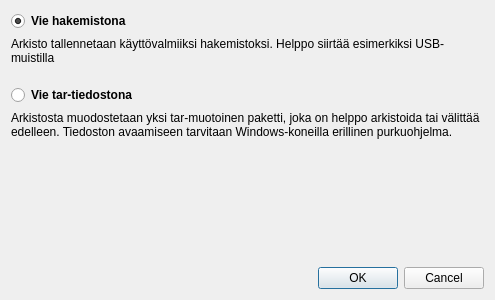
artoh/kitupiikki, file kitupiikki/arkisto/arkistonvienti.ui: the form before one commit.
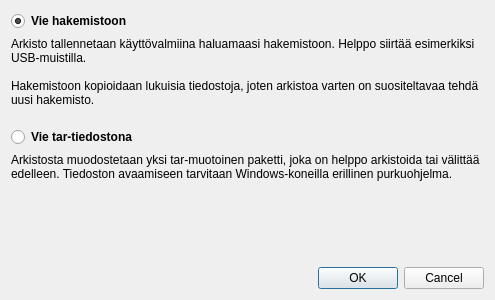
The form after the commit. Icons and pictures are not drawn.

Commit message: Arkiston vienti toimii

```diff
--- a/kitupiikki/arkisto/arkistonvienti.ui
+++ b/kitupiikki/arkisto/arkistonvienti.ui
@@ -27,7 +27,7 @@
       </font>
      </property>
      <property name="text">
-      <string>Vie hakemistona</string>
+      <string>Vie hakemistoon</string>
      </property>
      <property name="checked">
       <bool>true</bool>
@@ -37,7 +37,9 @@
    <item>
     <widget class="QLabel" name="label">
      <property name="text">
-      <string>Arkisto tallennetaan käyttövalmiiksi hakemistoksi. Helppo siirtää esimerkiksi USB-muistilla
+      <string>Arkisto tallennetaan käyttövalmiina haluamaasi hakemistoon. Helppo siirtää esimerkiksi USB-muistilla.
+
+Hakemistoon kopioidaan lukuisia tiedostoja, joten arkistoa varten on suositeltavaa tehdä uusi hakemisto.
 </string>
      </property>
      <property name="wordWrap">
```
The commit also changes 2 other files.
